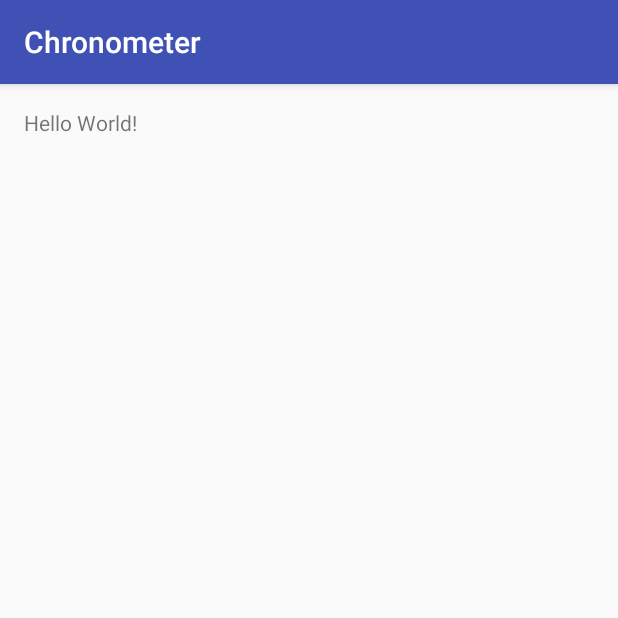
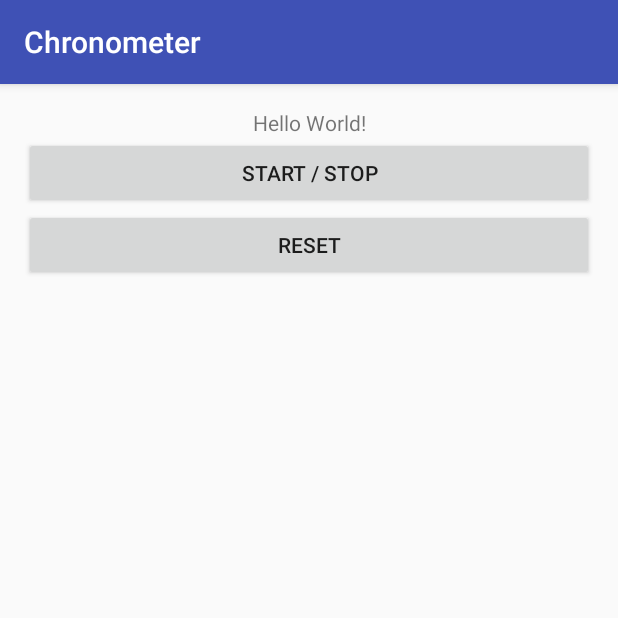
Before and after one commit to RealAtix/mobile_apps, an Android app: the screen it shows after launch (MainActivity), on a phone screen of 412 x 824 dp, the top half of it. Run offline under Robolectric (Android 15) with nearby library versions, the phone set to English and light mode, and no system bars.

Commit message:
Added controls

```diff
--- a/Chronometer/app/src/main/res/layout/activity_main.xml
+++ b/Chronometer/app/src/main/res/layout/activity_main.xml
@@ -1,9 +1,10 @@
 <?xml version="1.0" encoding="utf-8"?>
-<RelativeLayout xmlns:android="http://schemas.android.com/apk/res/android"
+<LinearLayout xmlns:android="http://schemas.android.com/apk/res/android"
     xmlns:tools="http://schemas.android.com/tools"
     android:id="@+id/activity_main"
     android:layout_width="match_parent"
     android:layout_height="match_parent"
+    android:orientation="vertical"
     android:paddingBottom="@dimen/activity_vertical_margin"
     android:paddingLeft="@dimen/activity_horizontal_margin"
     android:paddingRight="@dimen/activity_horizontal_margin"
@@ -11,7 +12,22 @@
     tools:context="io.raztech.chronometer.MainActivity">
 
     <TextView
-        android:layout_width="wrap_content"
+        android:id="@+id/timeView"
+        android:layout_width="match_parent"
         android:layout_height="wrap_content"
+        android:gravity="center_horizontal"
+        android:textSize="14sp"
         android:text="Hello World!" />
-</RelativeLayout>
+
+    <Button
+        android:id="@+id/startStopButton"
+        android:layout_width="match_parent"
+        android:layout_height="wrap_content"
+        android:text="Start / Stop" />
+    <Button
+        android:id="@+id/resetButton"
+        android:layout_width="match_parent"
+        android:layout_height="wrap_content"
+        android:text="Reset" />
+
+</LinearLayout>
```
